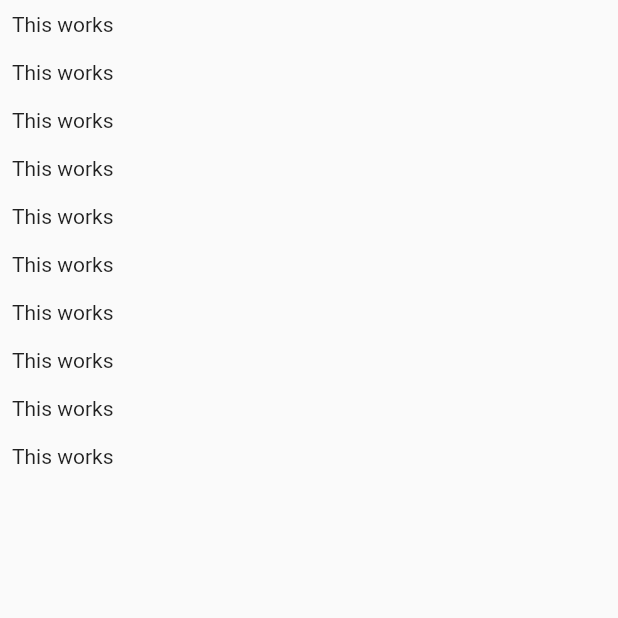
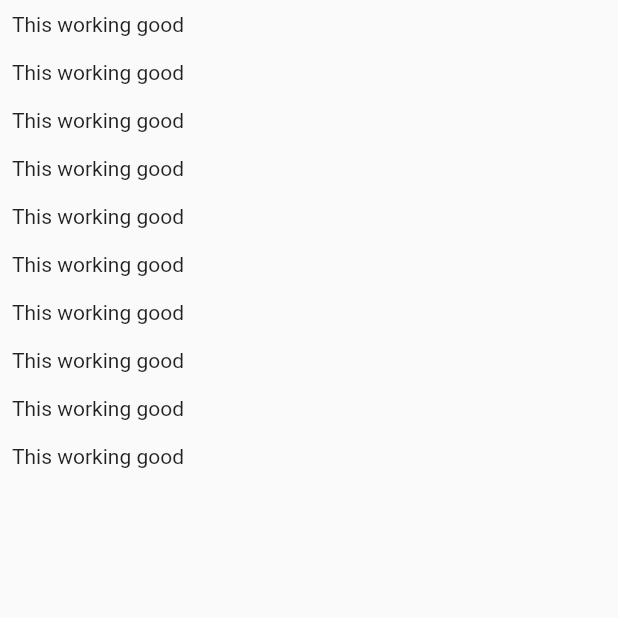
Before and after one commit to Aldikitta/flutterchatapp, a Flutter app: the screen it shows after launch, on a phone screen of 412 x 824 dp, the top half of it. Run offline on Flutter 3.47's test engine with Material 2 defaults, Android fonts, the phone set to English and light mode, and no system bars.

Commit message:
Second Commit

```diff
--- a/lib/screens/chatScreen.dart
+++ b/lib/screens/chatScreen.dart
@@ -8,7 +8,7 @@ class ChatScreen extends StatelessWidget {
         itemCount: 10,
         itemBuilder: (ctx, index) => Container(
           padding: EdgeInsets.all(8),
-          child: Text('This works'),
+          child: Text('This working good'),
         ),
       ),
     );
```
